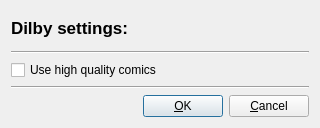
The window that settingsdialog.ui (Huulivoide/Dilby) describes before a commit, drawn with Qt 5.
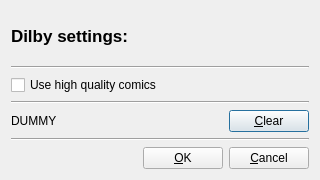
The same window after the commit.

Commit message: Display cache dir's size in settings and added a button to clear it.

Patch:
```diff
--- a/settingsdialog.ui
+++ b/settingsdialog.ui
@@ -7,7 +7,7 @@
     <x>0</x>
     <y>0</y>
     <width>320</width>
-    <height>128</height>
+    <height>180</height>
    </rect>
   </property>
   <property name="windowTitle">
@@ -53,6 +53,44 @@
      </property>
     </widget>
    </item>
+   <item>
+    <layout class="QHBoxLayout" name="horizontalLayout_2">
+     <item>
+      <widget class="QLabel" name="cacheSizeLabel">
+       <property name="text">
+        <string notr="true">DUMMY</string>
+       </property>
+      </widget>
+     </item>
+     <item>
+      <spacer name="horizontalSpacer_2">
+       <property name="orientation">
+        <enum>Qt::Horizontal</enum>
+       </property>
+       <property name="sizeHint" stdset="0">
+        <size>
+         <width>40</width>
+         <height>20</height>
+        </size>
+       </property>
+      </spacer>
+     </item>
+     <item>
+      <widget class="QPushButton" name="clearCacheButton">
+       <property name="text">
+        <string>&amp;Clear</string>
+       </property>
+      </widget>
+     </item>
+    </layout>
+   </item>
+   <item>
+    <widget class="Line" name="line_3">
+     <property name="orientation">
+      <enum>Qt::Horizontal</enum>
+     </property>
+    </widget>
+   </item>
    <item>
     <layout class="QHBoxLayout" name="horizontalLayout">
      <item>
```
The commit also changes 3 other files.
